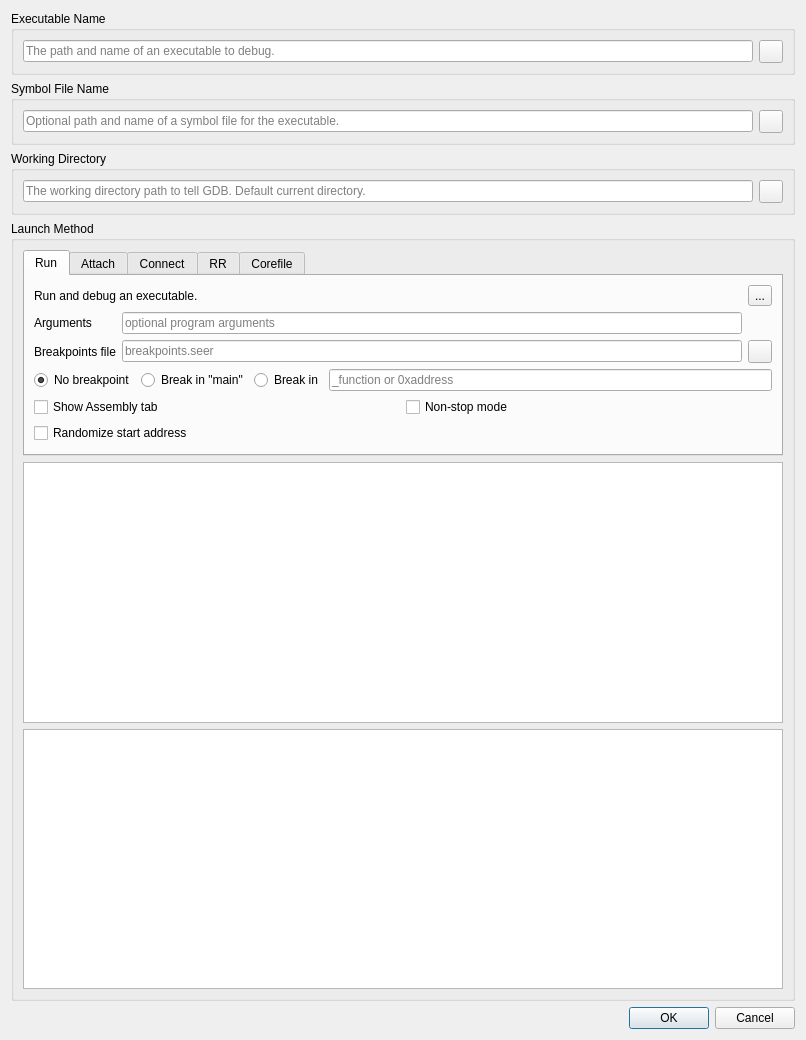
Above: src/SeerDebugDialog.ui from epasveer/seer before the change. Below: the same form after it.
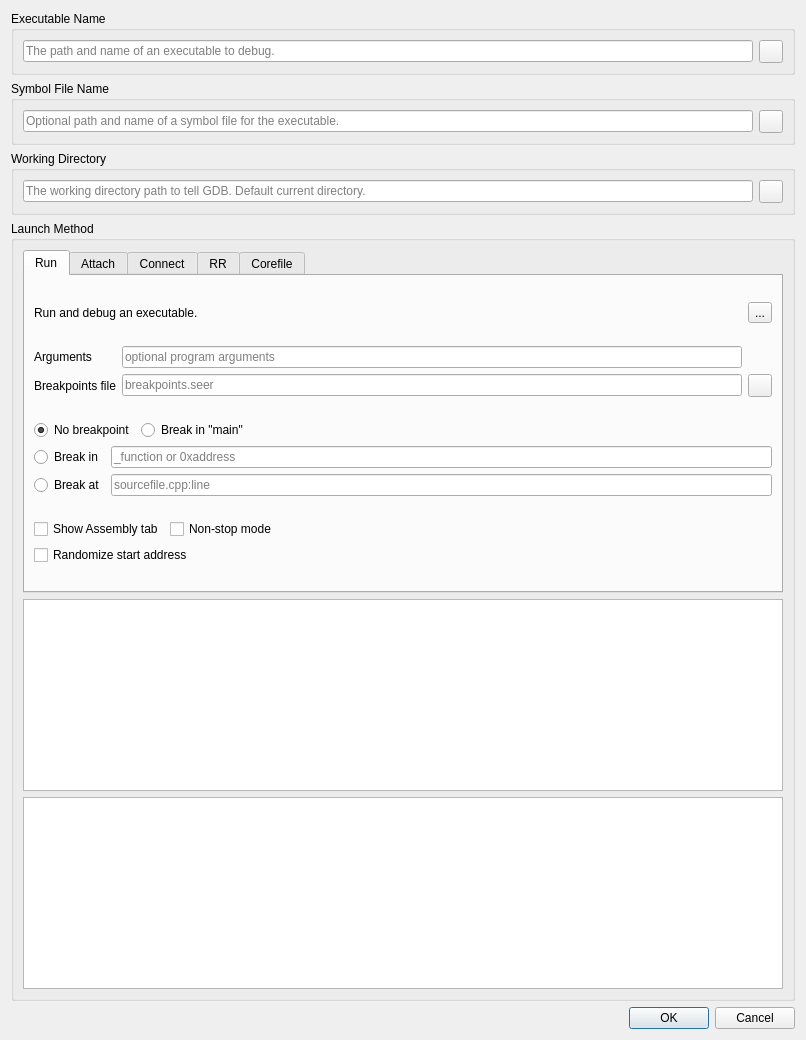
That is the form after the change. The open tabs and pages were chosen to show the change. Icons and pictures are not drawn.

Diff of the .ui file:
```diff
--- a/src/SeerDebugDialog.ui
+++ b/src/SeerDebugDialog.ui
@@ -197,8 +197,38 @@
      <property name="title">
       <string>Launch Method</string>
      </property>
-     <layout class="QVBoxLayout" name="verticalLayout_2">
-      <item>
+     <layout class="QGridLayout" name="gridLayout_12">
+      <item row="1" column="0">
+       <layout class="QVBoxLayout" name="verticalLayout_2">
+        <item>
+         <widget class="QPlainTextEdit" name="preCommandsPlainTextEdit">
+          <property name="sizePolicy">
+           <sizepolicy hsizetype="Expanding" vsizetype="Preferred">
+            <horstretch>0</horstretch>
+            <verstretch>40</verstretch>
+           </sizepolicy>
+          </property>
+          <property name="placeholderText">
+           <string/>
+          </property>
+         </widget>
+        </item>
+        <item>
+         <widget class="QPlainTextEdit" name="postCommandsPlainTextEdit">
+          <property name="sizePolicy">
+           <sizepolicy hsizetype="Expanding" vsizetype="Preferred">
+            <horstretch>0</horstretch>
+            <verstretch>40</verstretch>
+           </sizepolicy>
+          </property>
+          <property name="placeholderText">
+           <string/>
+          </property>
+         </widget>
+        </item>
+       </layout>
+      </item>
+      <item row="0" column="0">
        <widget class="QTabWidget" name="runModeTabWidget">
         <property name="sizePolicy">
          <sizepolicy hsizetype="Expanding" vsizetype="Expanding">
@@ -219,8 +249,46 @@
          <attribute name="title">
           <string>Run</string>
          </attribute>
-         <layout class="QGridLayout" name="gridLayout_9">
-          <item row="1" column="0">
+         <layout class="QVBoxLayout" name="verticalLayout_4">
+          <item>
+           <layout class="QHBoxLayout" name="horizontalLayout_10">
+            <item>
+             <widget class="QLabel" name="label_3">
+              <property name="text">
+               <string>Run and debug an executable.</string>
+              </property>
+             </widget>
+            </item>
+            <item>
+             <spacer name="horizontalSpacer_5">
+              <property name="orientation">
+               <enum>Qt::Horizontal</enum>
+              </property>
+              <property name="sizeHint" stdset="0">
+               <size>
+                <width>40</width>
+                <height>20</height>
+               </size>
+              </property>
+             </spacer>
+            </item>
+            <item>
+             <widget class="QToolButton" name="helpRunToolButton">
+              <property name="toolTip">
+               <string>Help for Run launch method.</string>
+              </property>
+              <property name="text">
+               <string>...</string>
+              </property>
+              <property name="icon">
+               <iconset resource="resource.qrc">
+                <normaloff>:/seer/resources/RelaxLightIcons/help-about.svg</normaloff>:/seer/resources/RelaxLightIcons/help-about.svg</iconset>
+              </property>
+             </widget>
+            </item>
+           </layout>
+          </item>
+          <item>
            <layout class="QGridLayout" name="gridLayout_6">
             <item row="0" column="0">
              <widget class="QLabel" name="runProgramArgumentsLabel">
@@ -290,43 +358,9 @@
             </item>
            </layout>
           </item>
-          <item row="3" column="0">
-           <layout class="QGridLayout" name="gridLayout_3">
-            <item row="0" column="0">
-             <widget class="QCheckBox" name="showAsseblyTabCheckBox">
-              <property name="toolTip">
-               <string>Show Assembly tab at startup.</string>
-              </property>
-              <property name="text">
-               <string>Show Assembly tab</string>
-              </property>
-             </widget>
-            </item>
-            <item row="0" column="1">
-             <widget class="QCheckBox" name="nonStopModeCheckBox">
-              <property name="toolTip">
-               <string>Allow other threads to continue if any thread reaches a breakpoint.</string>
-              </property>
-              <property name="text">
-               <string>Non-stop mode</string>
-              </property>
-             </widget>
-            </item>
-            <item row="1" column="0" colspan="2">
-             <widget class="QCheckBox" name="randomizeStartAddressCheckBox">
-              <property name="toolTip">
-               <string>Randomize the process start address.</string>
-              </property>
-              <property name="text">
-               <string>Randomize start address</string>
-              </property>
-             </widget>
-            </item>
-           </layout>
-          </item>
-          <item row="2" column="0">
-           <layout class="QHBoxLayout" name="horizontalLayout">
-            <item>
+          <item>
+           <layout class="QGridLayout" name="gridLayout_9">
+            <item row="0" column="0" colspan="2">
              <widget class="QRadioButton" name="noBreakpointRadioButton">
               <property name="toolTip">
                <string>No initial breakpoint.</string>
@@ -342,7 +376,7 @@
               </attribute>
              </widget>
             </item>
-            <item>
+            <item row="0" column="2">
              <widget class="QRadioButton" name="breakpointInMainRadioButton">
               <property name="toolTip">
                <string>Set a breakpoint in &quot;main&quot;.</string>
@@ -355,7 +389,20 @@
               </attribute>
              </widget>
             </item>
-            <item>
+            <item row="0" column="3">
+             <spacer name="horizontalSpacer_7">
+              <property name="orientation">
+               <enum>Qt::Horizontal</enum>
+              </property>
+              <property name="sizeHint" stdset="0">
+               <size>
+                <width>478</width>
+                <height>20</height>
+               </size>
+              </property>
+             </spacer>
+            </item>
+            <item row="1" column="0">
              <widget class="QRadioButton" name="breakpointInFunctionRadioButton">
               <property name="toolTip">
                <string>Set a breakpoint in a function or at an address.</string>
@@ -368,7 +415,7 @@
               </attribute>
              </widget>
             </item>
-            <item>
+            <item row="1" column="1" colspan="3">
              <widget class="QLineEdit" name="breakpointInFunctionLineEdit">
               <property name="toolTip">
                <string>The breakpoint function or address.</string>
@@ -384,37 +431,79 @@
               </property>
              </widget>
             </item>
+            <item row="2" column="0">
+             <widget class="QRadioButton" name="breakpointAtSourceRadioButton">
+              <property name="toolTip">
+               <string>Set a breakpoint in a function or at an address.</string>
+              </property>
+              <property name="text">
+               <string>Break at</string>
+              </property>
+              <attribute name="buttonGroup">
+               <string notr="true">breakpointButtonGroup</string>
+              </attribute>
+             </widget>
+            </item>
+            <item row="2" column="1" colspan="3">
+             <widget class="QLineEdit" name="breakpointAtSourceLineEdit">
+              <property name="toolTip">
+               <string>The breakpoint using filename and lineno.</string>
+              </property>
+              <property name="text">
+               <string/>
+              </property>
+              <property name="placeholderText">
+               <string>sourcefile.cpp:line</string>
+              </property>
+              <property name="clearButtonEnabled">
+               <bool>true</bool>
+              </property>
+             </widget>
+            </item>
            </layout>
           </item>
-          <item row="0" column="0">
-           <layout class="QHBoxLayout" name="horizontalLayout_10">
-            <item>
-             <widget class="QLabel" name="label_3">
+          <item>
+           <layout class="QGridLayout" name="gridLayout_3">
+            <item row="0" column="0">
+             <widget class="QCheckBox" name="showAsseblyTabCheckBox">
+              <property name="toolTip">
+               <string>Show Assembly tab at startup.</string>
+              </property>
               <property name="text">
-               <string>Run and debug an executable.</string>
+               <string>Show Assembly tab</string>
               </property>
              </widget>
             </item>
-            <item>
-             <spacer name="horizontalSpacer_5">
+            <item row="0" column="1" colspan="2">
+             <widget class="QCheckBox" name="nonStopModeCheckBox">
+              <property name="toolTip">
+               <string>Allow other threads to continue if any thread reaches a breakpoint.</string>
+              </property>
+              <property name="text">
+               <string>Non-stop mode</string>
+              </property>
+             </widget>
+            </item>
+            <item row="0" column="3">
+             <spacer name="horizontalSpacer_8">
               <property name="orientation">
                <enum>Qt::Horizontal</enum>
               </property>
               <property name="sizeHint" stdset="0">
                <size>
-                <width>40</width>
+                <width>438</width>
                 <height>20</height>
                </size>
               </property>
              </spacer>
             </item>
-            <item>
-             <widget class="QToolButton" name="helpRunToolButton">
+            <item row="1" column="0" colspan="2">
+             <widget class="QCheckBox" name="randomizeStartAddressCheckBox">
               <property name="toolTip">
                <string>Help for Run launch method.</string>
               </property>
               <property name="text">
-               <string>...</string>
+               <string>Randomize start address</string>
               </property>
               <property name="icon">
                <iconset resource="resource.qrc">
@@ -422,6 +511,19 @@
               </property>
              </widget>
             </item>
+            <item row="1" column="2" colspan="2">
+             <spacer name="horizontalSpacer_9">
+              <property name="orientation">
+               <enum>Qt::Horizontal</enum>
+              </property>
+              <property name="sizeHint" stdset="0">
+               <size>
+                <width>518</width>
+                <height>20</height>
+               </size>
+              </property>
+             </spacer>
+            </item>
            </layout>
           </item>
          </layout>
@@ -884,32 +986,6 @@
         </widget>
        </widget>
       </item>
-      <item>
-       <widget class="QPlainTextEdit" name="preCommandsPlainTextEdit">
-        <property name="sizePolicy">
-         <sizepolicy hsizetype="Expanding" vsizetype="Preferred">
-          <horstretch>0</horstretch>
-          <verstretch>40</verstretch>
-         </sizepolicy>
-        </property>
-        <property name="placeholderText">
-         <string/>
-        </property>
-       </widget>
-      </item>
-      <item>
-       <widget class="QPlainTextEdit" name="postCommandsPlainTextEdit">
-        <property name="sizePolicy">
-         <sizepolicy hsizetype="Expanding" vsizetype="Preferred">
-          <horstretch>0</horstretch>
-          <verstretch>40</verstretch>
-         </sizepolicy>
-        </property>
-        <property name="placeholderText">
-         <string/>
-        </property>
-       </widget>
-      </item>
      </layout>
     </widget>
    </item>
```
Left out of the diff: 120 changed lines with no effect on the pictures.
